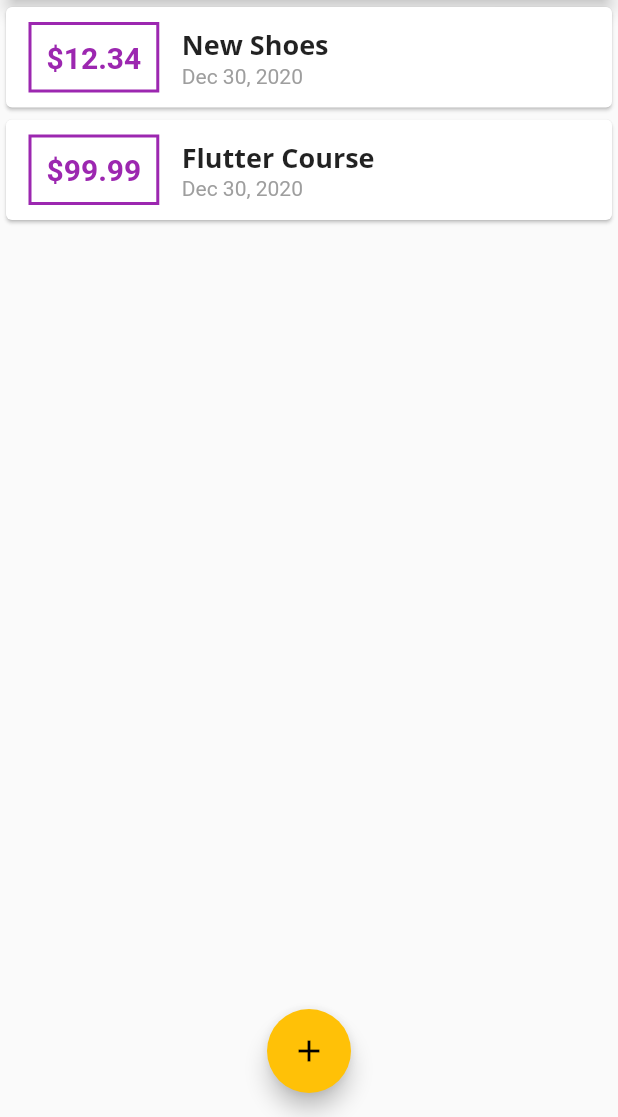
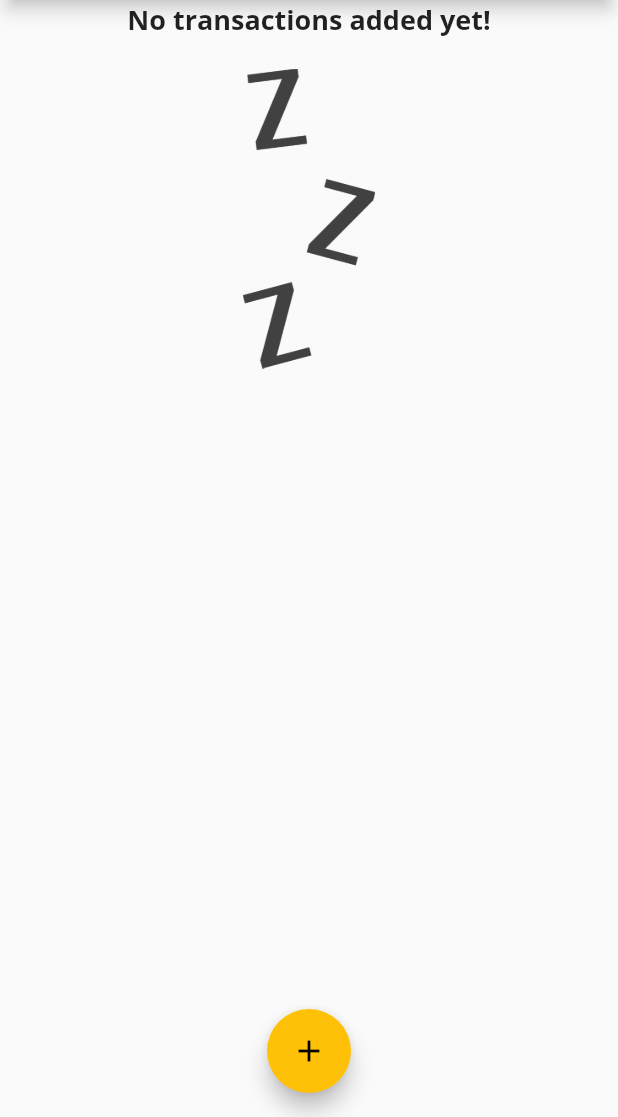
Before and after one commit to tranquocminh1112/flutter_expense_planner, a Flutter app: the screen it shows after launch, on a phone screen of 412 x 824 dp, the part 119-1236 px from its top. Run offline on Flutter 3.47's test engine with Material 2 defaults, Android fonts, the phone set to English and light mode, and no system bars.

Commit message:
Handle empty transaction

```diff
--- a/lib/main.dart
+++ b/lib/main.dart
@@ -47,18 +47,18 @@ class MyHomePage extends StatefulWidget {
 
 class _MyHomePageState extends State<MyHomePage> {
   final List<Transaction> _userTransactions = [
-    Transaction(
-      id: 't1',
-      title: 'New Shoes',
-      amount: 12.34,
-      date: DateTime.now(),
-    ),
-    Transaction(
-      id: 't1',
-      title: 'Flutter Course',
-      amount: 99.99,
-      date: DateTime.now(),
-    ),
+    // Transaction(
+    //   id: 't1',
+    //   title: 'New Shoes',
+    //   amount: 12.34,
+    //   date: DateTime.now(),
+    // ),
+    // Transaction(
+    //   id: 't1',
+    //   title: 'Flutter Course',
+    //   amount: 99.99,
+    //   date: DateTime.now(),
+    // ),
   ];
 
   void _addNewTransaction(String title, double amount) {
--- a/lib/widgets/transaction_list.dart
+++ b/lib/widgets/transaction_list.dart
@@ -12,7 +12,24 @@ class TransactionList extends StatelessWidget {
   Widget build(BuildContext context) {
     return Container(
       height: 300,
-      child: ListView.builder(
+      child: transactions.isEmpty
+          ? Column(
+              children: [
+                Text(
+                  'No transactions added yet!',
+                  style: Theme.of(context).textTheme.title,
+                ),
+                SizedBox(height: 20),
+                Container(
+                  height: 200,
+                  child: Image.asset(
+                    'assets/images/waiting.png',
+                    fit: BoxFit.cover,
+                  ),
+                )
+              ],
+            )
+          : ListView.builder(
               itemCount: transactions.length,
               itemBuilder: (ctx, index) {
                 return Card(
--- a/pubspec.yaml
+++ b/pubspec.yaml
@@ -44,8 +44,8 @@ flutter:
   uses-material-design: true
 
   # To add assets to your application, add an assets section, like this:
-  # assets:
-  #   - images/a_dot_burr.jpeg
+  assets:
+    - assets/images/waiting.png
   #   - images/a_dot_ham.jpeg
 
   # An image asset can refer to one or more resolution-specific "variants", see
```
Also changed, not shown: assets/images/waiting.png (added). Lines whose indentation alone changed are shown as unchanged.
